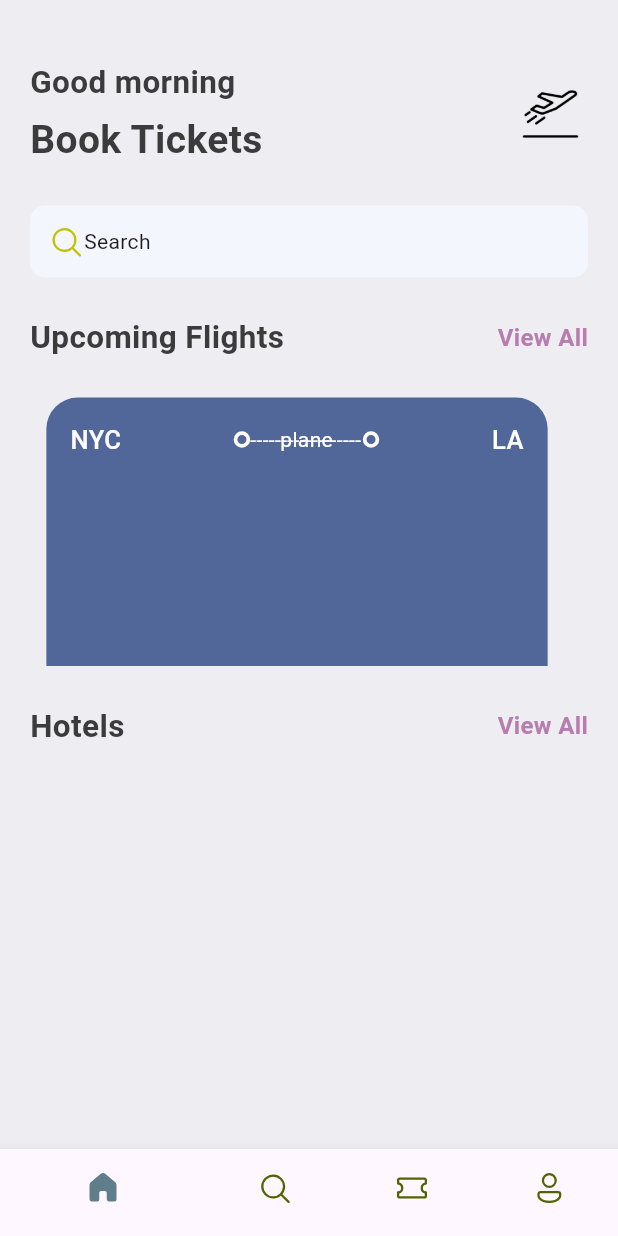
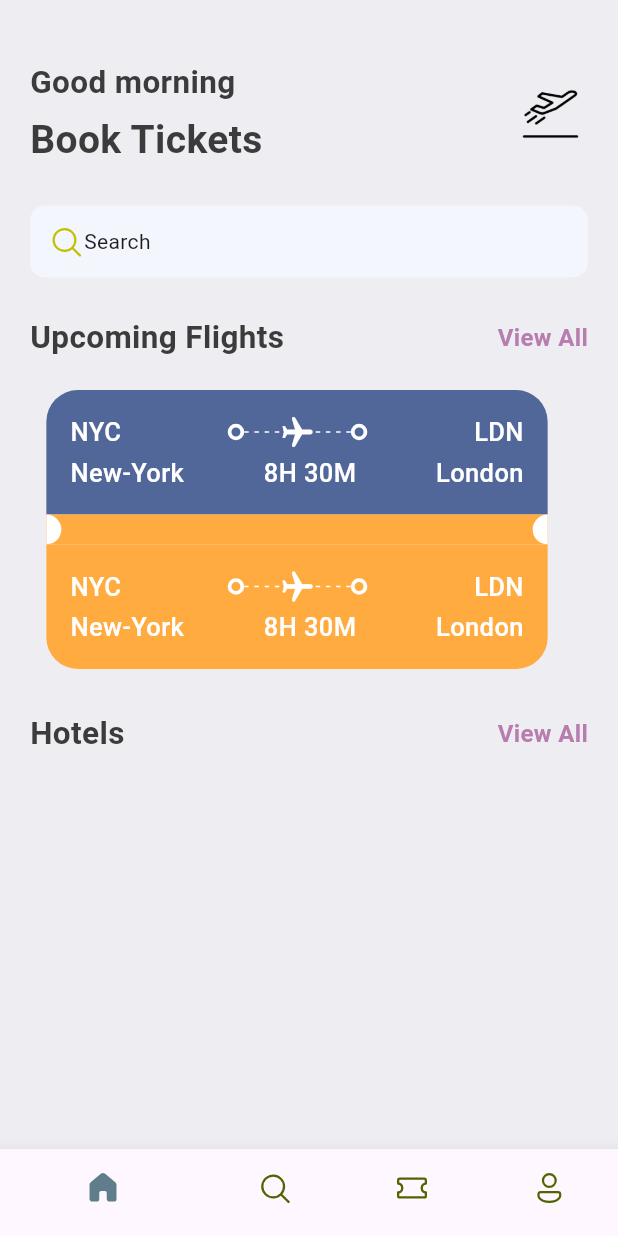
Before and after one commit to YUHR24/ticket-app, a Flutter app: the screen it shows after launch, on a phone screen of 412 x 824 dp. Run offline on Flutter 3.47's test engine with Material 3 defaults, Android fonts, the phone set to English and light mode, and no system bars; our stand-ins replace fluentui_icons.

Commit message:
Actualizacion del ticket design

```diff
--- a/lib/base/bottom_nav_bar.dart
+++ b/lib/base/bottom_nav_bar.dart
@@ -33,7 +33,7 @@ class _BottomNavBarState extends State<BottomNavBar> {
   Widget build(BuildContext context) {
     return Scaffold(
       // appBar: AppBar(
-      //   // backgroundColor: Colors.deepPurpleAccent[200],
+      // backgroundColor: Colors.deepPurpleAccent[200],
       //   title: const Text('My Tickets'),
       //   centerTitle: true,
       // ),
--- a/lib/base/resources/styles/app_styles.dart
+++ b/lib/base/resources/styles/app_styles.dart
@@ -7,6 +7,7 @@ class AppStyles {
   static Color bgColor = const Color(0XFFEEEDF2);
   static Color textColor = const Color(0xFF3B3B3B);
   static Color ticketBlue = const Color(0xFF526799);
+  static Color ticketOrange = const Color(0xFFFFAB40);
 
 
   static TextStyle textStyle = TextStyle(
--- /dev/null
+++ b/lib/base/widgets/app_layoutbuilder_widget.dart
@@ -0,0 +1,32 @@
+import 'package:flutter/material.dart';
+
+class AppLayoutBuilder extends StatelessWidget {
+  final int randomDivider;
+
+  const AppLayoutBuilder({super.key, required this.randomDivider});
+
+  @override
+  Widget build(BuildContext context) {
+    return LayoutBuilder(
+        builder: (BuildContext context, BoxConstraints constraints) {
+      // print('${constraints.constrainWidth() / randomDivider.floor()}');
+      return Flex(
+        mainAxisAlignment: MainAxisAlignment.spaceBetween,
+          direction: Axis.horizontal,
+          children: List.generate(
+            (constraints.constrainWidth() / randomDivider).floor(),
+            (index) => const SizedBox(
+              width: 3,
+              height: 1,
+              child: DecoratedBox(
+                decoration: BoxDecoration(
+                  color: Colors.white,
+
+                )
+              ),
+            )
+          )
+      );
+    });
+  }
+}
--- /dev/null
+++ b/lib/base/widgets/big_circle.dart
@@ -0,0 +1,27 @@
+import 'package:flutter/material.dart';
+
+class BigCircle extends StatelessWidget {
+  final bool isRight;
+
+  const BigCircle({super.key, required this.isRight});
+
+  @override
+  Widget build(BuildContext context) {
+    return SizedBox(
+      height: 20,
+      width: 10,
+      child: DecoratedBox(
+          decoration: BoxDecoration(
+              color: Colors.white,
+              borderRadius: isRight == true
+                  ? const BorderRadius.only(
+                      topLeft: Radius.circular(10),
+                      bottomLeft: Radius.circular(10),
+                    )
+                  : const BorderRadius.only(
+                      topRight: Radius.circular(10),
+                      bottomRight: Radius.circular(10),
+                    ))),
+    );
+  }
+}
--- a/lib/base/widgets/ticket_view.dart
+++ b/lib/base/widgets/ticket_view.dart
@@ -1,5 +1,8 @@
 import 'package:flutter/material.dart';
+import 'package:flutter/widgets.dart';
 import 'package:ticket_app/base/resources/styles/app_styles.dart';
+import 'package:ticket_app/base/widgets/app_layoutbuilder_widget.dart';
+import 'package:ticket_app/base/widgets/big_circle.dart';
 import 'package:ticket_app/base/widgets/big_dot.dart';
 
 class TicketView extends StatelessWidget {
@@ -12,9 +15,13 @@ class TicketView extends StatelessWidget {
 
     return SizedBox(
       width: size.width * 0.85,
-      height: 179,
+      height: 189,
       child: Container(
           margin: const EdgeInsets.only(right: 16),
+        child: Column(
+          children: [
+
+            Container(
               padding: const EdgeInsets.all(16),
               // color: Colors.red,
               decoration: BoxDecoration(
@@ -23,6 +30,8 @@ class TicketView extends StatelessWidget {
                       topLeft: Radius.circular(21), topRight: Radius.circular(21))),
               child: Column(
                 children: [
+
+                  // Show departure and destination with icons first line
                   Row(
                     mainAxisAlignment: MainAxisAlignment.spaceBetween,
 
@@ -35,23 +44,141 @@ class TicketView extends StatelessWidget {
                       Expanded(child: Container()),
                       const BigDot(),
 
-                const Expanded(child: Stack(children: [
-                  SizedBox(
-                    child: Text('------------------', style: TextStyle(color: Colors.white)),
+                      Expanded(child: Stack(children: [
+                        const SizedBox(
+                          height: 24,
+                          child: AppLayoutBuilder(randomDivider: 6),
                         ),
-                  Center(child: Text('plane', style: TextStyle(color: Colors.white)))
+                        Center(child: Transform.rotate(angle: 1.57,
+                        child: const Icon(Icons.local_airport_rounded, color: Colors.white,))),
                       ],)),
 
                       const BigDot(),
                       Expanded(child: Container()),
 
-                Text('LA',
+                      Text('LDN',
                           style:
                               AppStyles.headlineStyle3.copyWith(color: Colors.white)
                       ),
 
                     ],
-            )
+                  ),
+
+                  const SizedBox(height: 3),
+
+                  // Show departure and destination names with time
+                  Row(
+                    mainAxisAlignment: MainAxisAlignment.spaceBetween,
+                    children: [
+                      Text('New-York',
+                          style:
+                              AppStyles.headlineStyle3.copyWith(color: Colors.white)
+                      ),
+                      Expanded(child: Container()),
+                      Text('8H 30M',
+                          style:
+                              AppStyles.headlineStyle3.copyWith(color: Colors.white)
+                      ),
+                      Expanded(child: Container()),
+
+                      Text('London',
+                          style:
+                              AppStyles.headlineStyle3.copyWith(color: Colors.white)
+                      ),
+
+                    ],
+                  ),
+
+                ],
+              ),
+            ),
+
+            Container(
+              height: 20,
+              color: AppStyles.ticketOrange,
+              child: Row(
+                children: [
+                  const BigCircle(isRight: false),
+                  Expanded(child: Container()),
+                  const BigCircle(isRight: true),
+                ],
+              ),
+            ),
+
+            Container(
+              padding: const EdgeInsets.all(16),
+              // color: Colors.red,
+              decoration: BoxDecoration(
+                  color: AppStyles.ticketOrange,
+                  borderRadius: const BorderRadius.only(
+                      bottomLeft: Radius.circular(21), bottomRight: Radius.circular(21))),
+              child: Column(
+                children: [
+
+                  // Show departure and destination with icons first line
+                  Row(
+                    mainAxisAlignment: MainAxisAlignment.spaceBetween,
+
+                    children: [
+                      Text('NYC',
+                          style:
+                              AppStyles.headlineStyle3.copyWith(color: Colors.white)
+                      ),
+
+                      Expanded(child: Container()),
+                      const BigDot(),
+
+                      Expanded(child: Stack(children: [
+                        const SizedBox(
+                          height: 24,
+                          child: AppLayoutBuilder(randomDivider: 6),
+                        ),
+                        Center(child: Transform.rotate(angle: 1.57,
+                        child: const Icon(Icons.local_airport_rounded, color: Colors.white,))),
+                      ],)),
+
+                      const BigDot(),
+                      Expanded(child: Container()),
+
+                      Text('LDN',
+                          style:
+                              AppStyles.headlineStyle3.copyWith(color: Colors.white)
+                      ),
+
+                    ],
+                  ),
+
+                  const SizedBox(height: 3),
+
+                  // Show departure and destination names with time
+                  Row(
+                    mainAxisAlignment: MainAxisAlignment.spaceBetween,
+                    children: [
+                      Text('New-York',
+                          style:
+                              AppStyles.headlineStyle3.copyWith(color: Colors.white)
+                      ),
+                      Expanded(child: Container()),
+                      Text('8H 30M',
+                          style:
+                              AppStyles.headlineStyle3.copyWith(color: Colors.white)
+                      ),
+                      Expanded(child: Container()),
+
+                      Text('London',
+                          style:
+                              AppStyles.headlineStyle3.copyWith(color: Colors.white)
+                      ),
+
+                    ],
+                  ),
+
+                ],
+              ),
+            ),
+
+
+
           ],
         ),
       ),
--- a/lib/screens/home_screen.dart
+++ b/lib/screens/home_screen.dart
@@ -69,7 +69,7 @@ class HomeScreen extends StatelessWidget {
                   ),
                   const SizedBox(height: 25),
                   const AppDoubleText(bigText: 'Upcoming Flights', smallText: 'View All'),
-                  const SizedBox(height: 25),
+                  const SizedBox(height: 20),
                   const TicketView(),
                   const SizedBox(height: 25),
                   const AppDoubleText(bigText: 'Hotels', smallText: 'View All'),
```
Lines whose indentation alone changed are shown as unchanged.
